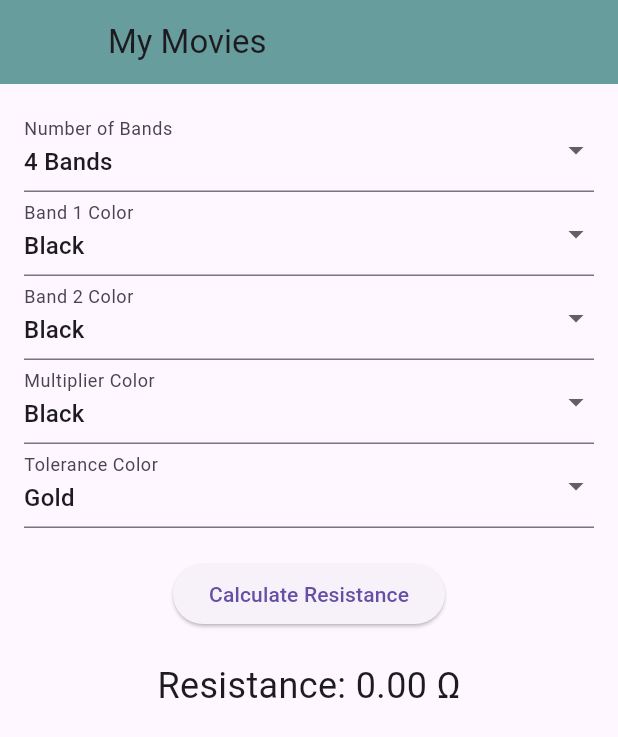
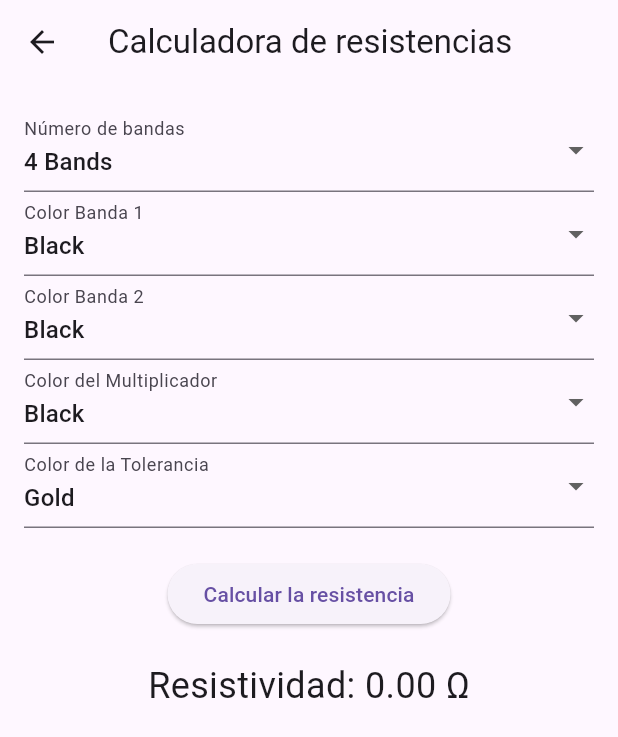
Before and after one commit to camiloarteaga1/lab1-DispMov, a Flutter app: the ResistorScreen screen opened directly, on a phone screen of 412 x 824 dp. Shown: the top 737 px of the screen. Run offline on Flutter 3.47's test engine with Material 3 defaults, Android fonts, the phone set to English and light mode, and no system bars.

Commit message:
Resistor_screen working fine, number of bands corrected.

```diff
--- a/lab1/lib/screens/resistor_screen.dart
+++ b/lab1/lib/screens/resistor_screen.dart
@@ -8,7 +8,7 @@ class ResistorScreen extends StatefulWidget {
 }
 
 class _ResistorScreenState extends State<ResistorScreen> {
-  // Define the resistor color codes for bands 1, 2, 3 (if 5-band), and multiplier
+  // Define the resistor color codes for bands 1, 2, 3, multiplier, tolerance, and temperature coefficient
   final List<String> colorBands = [
     'Black',
     'Brown',
@@ -21,6 +21,7 @@ class _ResistorScreenState extends State<ResistorScreen> {
     'Gray',
     'White'
   ];
+
   final List<String> multiplierBands = [
     'Black',
     'Brown',
@@ -46,16 +47,27 @@ class _ResistorScreenState extends State<ResistorScreen> {
     'Silver'
   ];
 
+  final List<String> tempCoefficientBands = [
+    'Brown',
+    'Red',
+    'Orange',
+    'Yellow',
+    'Blue',
+    'Violet'
+  ];
+
   // Selected color values
   String? band1Color = 'Black';
   String? band2Color = 'Black';
   String? band3Color = 'Black';
   String? multiplierColor = 'Black';
   String? toleranceColor = 'Gold';
+  String? tempCoefficientColor = 'Brown';
 
   int numberOfBands = 4;
   double resistanceValue = 0.0;
   String toleranceValue = '';
+  String tempCoefficientValue = '';
 
   // Color code map for significant digits
   Map<String, int> colorCodeMap = {
@@ -98,21 +110,34 @@ class _ResistorScreenState extends State<ResistorScreen> {
     'Silver': '±10%',
   };
 
+  // Temperature coefficient map (ppm/°C)
+  Map<String, String> tempCoefficientMap = {
+    'Brown': '100 ppm/°C',
+    'Red': '50 ppm/°C',
+    'Orange': '15 ppm/°C',
+    'Yellow': '25 ppm/°C',
+    'Blue': '10 ppm/°C',
+    'Violet': '5 ppm/°C',
+  };
+
   void calculateResistance() {
     int band1Value = colorCodeMap[band1Color] ?? 0;
     int band2Value = colorCodeMap[band2Color] ?? 0;
     int band3Value = colorCodeMap[band3Color] ?? 0;
     double multiplierValue = multiplierMap[multiplierColor] ?? 1.0;
 
-    if (numberOfBands == 3) {
-      resistanceValue = ((band1Value * 10) + band2Value) * multiplierValue;
-    } else if (numberOfBands == 4) {
+    if (numberOfBands == 4) {
       resistanceValue = ((band1Value * 10) + band2Value) * multiplierValue;
       toleranceValue = toleranceMap[toleranceColor] ?? '';
     } else if (numberOfBands == 5) {
       resistanceValue =
           ((band1Value * 100) + (band2Value * 10) + band3Value) * multiplierValue;
       toleranceValue = toleranceMap[toleranceColor] ?? '';
+    } else if (numberOfBands == 6) {
+      resistanceValue =
+          ((band1Value * 100) + (band2Value * 10) + band3Value) * multiplierValue;
+      toleranceValue = toleranceMap[toleranceColor] ?? '';
+      tempCoefficientValue = tempCoefficientMap[tempCoefficientColor] ?? '';
     }
 
     setState(() {});
@@ -122,27 +147,16 @@ class _ResistorScreenState extends State<ResistorScreen> {
   Widget build(BuildContext context) {
     return Scaffold(
       appBar: AppBar(
-        leading: const Padding(
-          padding: EdgeInsets.only(
-            left: 8.0,
-            top: 9.0,
-            bottom: 9.0,
-          ),
-          // child: Image(
-          //   image: AssetImage('assets/icons/logo.png'),
-          // ),
-        ),
-        backgroundColor: const Color.fromARGB(170, 29, 112, 108),
-        title: const Text('My Movies'),
+        title: const Text('Calculadora de resistencias'),
       ),
-
       body: Padding(
         padding: const EdgeInsets.all(16.0),
         child: Column(
           children: [
+            // Number of bands dropdown
             DropdownButtonFormField<int>(
               value: numberOfBands,
-              items: [3, 4, 5].map((int value) {
+              items: [4, 5, 6].map((int value) {
                 return DropdownMenuItem<int>(
                   value: value,
                   child: Text('$value Bands'),
@@ -153,8 +167,9 @@ class _ResistorScreenState extends State<ResistorScreen> {
                   numberOfBands = newValue ?? 4;
                 });
               },
-              decoration: const InputDecoration(labelText: 'Number of Bands'),
+              decoration: const InputDecoration(labelText: 'Número de bandas'),
             ),
+            // Band 1 dropdown
             DropdownButtonFormField<String>(
               value: band1Color,
               items: colorBands.map((String value) {
@@ -168,8 +183,9 @@ class _ResistorScreenState extends State<ResistorScreen> {
                   band1Color = newValue;
                 });
               },
-              decoration: const InputDecoration(labelText: 'Band 1 Color'),
+              decoration: const InputDecoration(labelText: 'Color Banda 1'),
             ),
+            // Band 2 dropdown
             DropdownButtonFormField<String>(
               value: band2Color,
               items: colorBands.map((String value) {
@@ -183,9 +199,10 @@ class _ResistorScreenState extends State<ResistorScreen> {
                   band2Color = newValue;
                 });
               },
-              decoration: const InputDecoration(labelText: 'Band 2 Color'),
+              decoration: const InputDecoration(labelText: 'Color Banda 2'),
             ),
-            if (numberOfBands == 5)
+            // Band 3 dropdown (only visible for 5- and 6-band resistors)
+            if (numberOfBands >= 5)
               DropdownButtonFormField<String>(
                 value: band3Color,
                 items: colorBands.map((String value) {
@@ -199,8 +216,9 @@ class _ResistorScreenState extends State<ResistorScreen> {
                     band3Color = newValue;
                   });
                 },
-                decoration: const InputDecoration(labelText: 'Band 3 Color'),
+                decoration: const InputDecoration(labelText: 'Color Banda 3'),
               ),
+            // Multiplier dropdown
             DropdownButtonFormField<String>(
               value: multiplierColor,
               items: multiplierBands.map((String value) {
@@ -214,12 +232,29 @@ class _ResistorScreenState extends State<ResistorScreen> {
                   multiplierColor = newValue;
                 });
               },
-              decoration: const InputDecoration(labelText: 'Multiplier Color'),
+              decoration: const InputDecoration(labelText: 'Color del Multiplicador'),
             ),
-            if (numberOfBands == 4 || numberOfBands == 5)
+            // Tolerance dropdown (only visible for 4, 5, and 6 bands)
+            DropdownButtonFormField<String>(
+              value: toleranceColor,
+              items: toleranceBands.map((String value) {
+                return DropdownMenuItem<String>(
+                  value: value,
+                  child: Text(value),
+                );
+              }).toList(),
+              onChanged: (newValue) {
+                setState(() {
+                  toleranceColor = newValue;
+                });
+              },
+              decoration: const InputDecoration(labelText: 'Color de la Tolerancia'),
+            ),
+            // Temperature coefficient dropdown (only visible for 6-band resistors)
+            if (numberOfBands == 6)
               DropdownButtonFormField<String>(
-                value: toleranceColor,
-                items: toleranceBands.map((String value) {
+                value: tempCoefficientColor,
+                items: tempCoefficientBands.map((String value) {
                   return DropdownMenuItem<String>(
                     value: value,
                     child: Text(value),
@@ -227,24 +262,30 @@ class _ResistorScreenState extends State<ResistorScreen> {
                 }).toList(),
                 onChanged: (newValue) {
                   setState(() {
-                    toleranceColor = newValue;
+                    tempCoefficientColor = newValue;
                   });
                 },
-                decoration: const InputDecoration(labelText: 'Tolerance Color'),
+                decoration:
+                    const InputDecoration(labelText: 'Coeficiente de Temperatura'),
               ),
             const SizedBox(height: 20),
             ElevatedButton(
               onPressed: calculateResistance,
-              child: const Text('Calculate Resistance'),
+              child: const Text('Calcular la resistencia'),
             ),
             const SizedBox(height: 20),
             Text(
-              'Resistance: ${resistanceValue.toStringAsFixed(2)} Ω',
+              'Resistividad: ${resistanceValue.toStringAsFixed(2)} Ω',
               style: const TextStyle(fontSize: 24),
             ),
             if (toleranceValue.isNotEmpty)
               Text(
-                'Tolerance: $toleranceValue',
+                'Tolerancia: $toleranceValue',
+                style: const TextStyle(fontSize: 18),
+              ),
+            if (tempCoefficientValue.isNotEmpty)
+              Text(
+                'Coeficiente Temp: $tempCoefficientValue',
                 style: const TextStyle(fontSize: 18),
               ),
           ],
```
